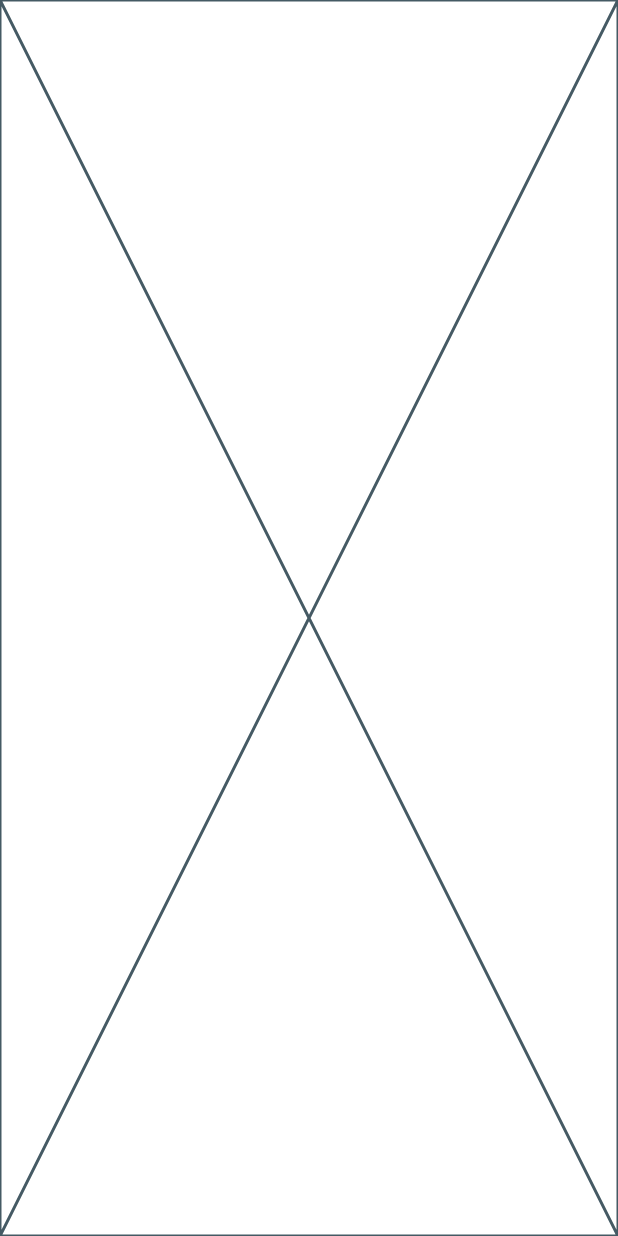
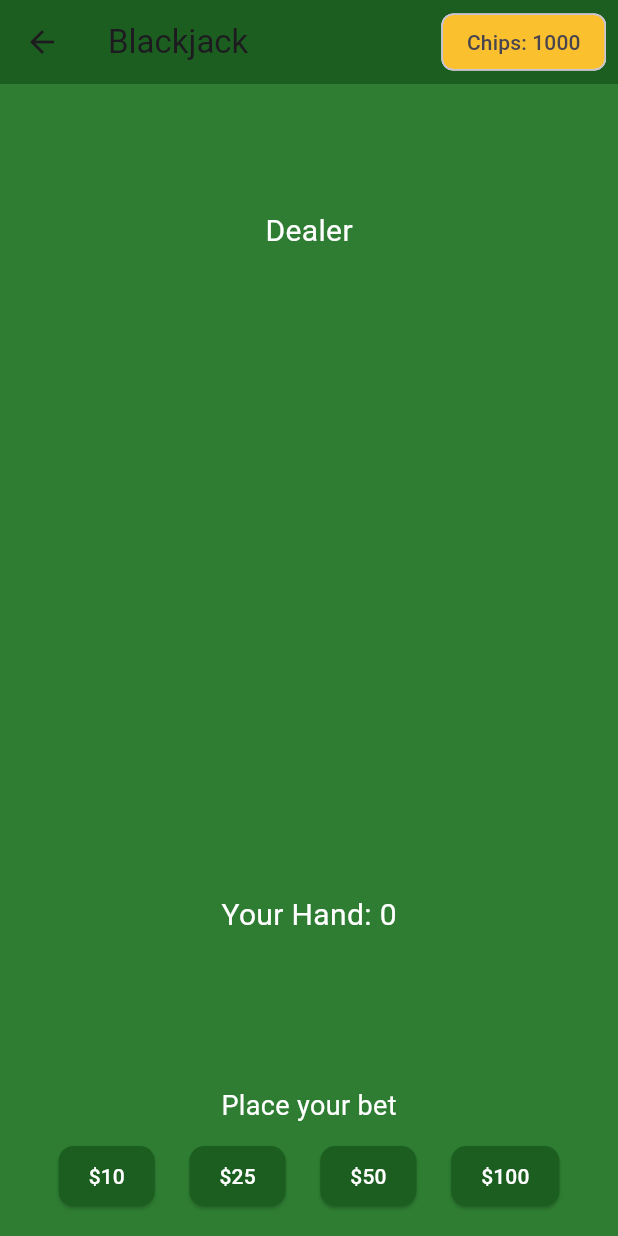
Before and after one commit to DBraja1738/blackjack_with_friends, a Flutter app: the screen it shows after launch, after a tap on "Start", on a phone screen of 412 x 824 dp. Run offline on Flutter 3.47's test engine with Material 3 defaults, Android fonts, the phone set to English and light mode, and no system bars; our stand-ins replace cloud_firestore, firebase_auth, firebase_core; accounts and stored records are empty.

Commit message:
add singleplayer game logic

```diff
--- /dev/null
+++ b/lib/game_models.dart
@@ -0,0 +1,140 @@
+import 'dart:math';
+
+enum Suit {hearts, diamonds, clubs, spades}
+enum Rank {ace, two, three, four, five, six, seven, eight, nine, ten, jack, queen, king}
+
+class PlayingCard{
+  final Suit suit;
+  final Rank rank;
+  bool faceUp;
+
+  PlayingCard({required this.suit, required this.rank, this.faceUp = true});
+
+  int get value{
+    switch(rank){
+      case Rank.ace:
+        return 1; // 1 or 11 handled in logic
+      case Rank.two:
+        return 2;
+      case Rank.three:
+        return 3;
+      case Rank.four:
+        return 4;
+      case Rank.five:
+        return 5;
+      case Rank.six:
+        return 6;
+      case Rank.seven:
+        return 7;
+      case Rank.eight:
+        return 8;
+      case Rank.nine:
+        return 9;
+      case Rank.ten:
+      case Rank.jack:
+      case Rank.queen:
+      case Rank.king:
+        return 10;
+    }
+  }
+  String get imagePath{
+    if(!faceUp) return "assets/images/card_back.png";
+
+    String suitName = suit.toString().split(".").last;
+    String rankName = rank.toString().split(".").last;
+    String rankNameForString="";
+
+    //overkill solution for bad formatting
+    switch(rankName){
+      case "two":
+        rankNameForString="02";
+      case "three":
+        rankNameForString="03";
+      case "four":
+        rankNameForString="04";
+      case "five":
+        rankNameForString="05";
+      case "six":
+        rankNameForString="06";
+      case "seven":
+        rankNameForString="07";
+      case "eight":
+        rankNameForString="08";
+      case "nine":
+        rankNameForString="09";
+      case "ten":
+        rankNameForString="10";
+      case "jack":
+        rankNameForString="J";
+      case "queen":
+        rankNameForString="Q";
+      case "king":
+        rankNameForString="K";
+      case "ace":
+        rankNameForString="A";
+
+    }
+
+    return "assets/images/card_${suitName}_${rankNameForString}.png";
+  }
+}
+
+class Deck{
+  final List<PlayingCard> cards = [];
+  final random = Random();
+
+  Deck(){
+    reset();
+  }
+
+  void reset(){
+    cards.clear();
+    for(var suit in Suit.values){
+      for(var rank in Rank.values){
+        cards.add(PlayingCard(suit: suit, rank: rank));
+      }
+    }
+    cards.shuffle(random);
+  }
+
+  PlayingCard? drawCard(){
+    if(cards.isEmpty) return null;
+    return cards.removeLast();
+  }
+
+}
+
+class Hand{
+  final List<PlayingCard> cards = [];
+
+  void addCard(PlayingCard card){
+    cards.add(card);
+  }
+
+  void clear(){
+    cards.clear();
+  }
+
+  int get value{
+    int sum=0;
+    int aces=0;
+
+    for(var card in cards){
+      if(card.rank==Rank.ace){
+        aces++;
+      }
+      sum = sum+card.value;
+    }
+
+    while(sum > 21 && aces > 0){
+      sum=sum-10;
+      aces--;
+    }
+
+    return sum;
+  }
+
+  bool get isBust => value > 21;
+  bool get isBlackjack => cards.length==2 && value==21;
+
+}
--- /dev/null
+++ b/lib/game_screen.dart
@@ -0,0 +1,392 @@
+import 'package:flutter/material.dart';
+import 'game_models.dart';
+import 'widgets/decorations.dart';
+
+class BlackjackGame extends StatefulWidget {
+  const BlackjackGame({super.key});
+
+  @override
+  State<BlackjackGame> createState() => _BlackjackGameState();
+}
+
+class _BlackjackGameState extends State<BlackjackGame> with TickerProviderStateMixin {
+  late Deck deck;
+  late Hand playerHand;
+  late Hand dealerHand;
+
+  GameState gameState = GameState.betting;
+  int playerChips = 1000;
+  int currentBet = 0;
+
+  // Animation controllers
+  late AnimationController cardAnimationController;
+  late Animation<double> cardAnimation;
+
+  @override
+  void initState() {
+    super.initState();
+    initializeGame();
+    initializeAnimations();
+  }
+
+  void initializeGame() {
+    deck = Deck();
+    playerHand = Hand();
+    dealerHand = Hand();
+  }
+
+  void initializeAnimations() {
+    cardAnimationController = AnimationController(
+      duration: const Duration(milliseconds: 500),
+      vsync: this,
+    );
+
+    cardAnimation = CurvedAnimation(
+      parent: cardAnimationController,
+      curve: Curves.easeInOut,
+    );
+  }
+
+  @override
+  void dispose() {
+    cardAnimationController.dispose();
+    super.dispose();
+  }
+
+  void startNewRound() {
+    setState(() {
+      gameState = GameState.playing;
+      playerHand.clear();
+      dealerHand.clear();
+      deck.reset();
+
+      // Deal initial cards
+      dealInitialCards();
+    });
+  }
+
+  void dealInitialCards() async {
+    // Deal cards with animation
+    for (int i = 0; i < 2; i++) {
+      await dealCardToPlayer();
+      await Future.delayed(const Duration(milliseconds: 300));
+      await dealCardToDealer(i == 0);
+      await Future.delayed(const Duration(milliseconds: 300));
+    }
+
+    // Check for blackjack
+    if (playerHand.isBlackjack) {
+      endRound();
+    }
+  }
+
+  Future<void> dealCardToPlayer() async {
+    final card = deck.drawCard();
+    if (card != null) {
+      setState(() {
+        playerHand.addCard(card);
+      });
+      cardAnimationController.forward(from: 0);
+    }
+  }
+
+  Future<void> dealCardToDealer([bool faceUp = true]) async {
+    final card = deck.drawCard();
+    if (card != null) {
+      card.faceUp = faceUp;
+      setState(() {
+        dealerHand.addCard(card);
+      });
+      cardAnimationController.forward(from: 0);
+    }
+  }
+
+  void hit() async {
+    if (gameState != GameState.playing) return;
+
+    await dealCardToPlayer();
+
+    if (playerHand.isBust) {
+      endRound();
+    }
+  }
+
+  void stand() {
+    if (gameState != GameState.playing) return;
+
+    setState(() {
+      gameState = GameState.dealerTurn;
+    });
+
+    dealerPlay();
+  }
+
+  void dealerPlay() async {
+    // Reveal hidden card
+    setState(() {
+      dealerHand.cards[1].faceUp = true;
+    });
+
+    await Future.delayed(const Duration(milliseconds: 1000));
+
+    // Dealer draws until 17 or bust
+    while (dealerHand.value < 17) {
+      await dealCardToDealer();
+      await Future.delayed(const Duration(milliseconds: 1000));
+    }
+
+    endRound();
+  }
+
+  void endRound() {
+    setState(() {
+      gameState = GameState.roundEnd;
+
+
+      if (playerHand.isBust) {
+        // player busts, loses bet
+      } else if (dealerHand.isBust) {
+        // dealer busts, player wins
+        playerChips += currentBet * 2;
+      } else if (playerHand.isBlackjack && !dealerHand.isBlackjack) {
+        // player blackjack
+        playerChips += (currentBet * 2.5).round();
+      } else if (playerHand.value > dealerHand.value) {
+        // player wins
+        playerChips += currentBet * 2;
+      } else if (playerHand.value == dealerHand.value) {
+        // Push
+        playerChips += currentBet;
+      }
+      // else player loses (bet already deducted)
+    });
+  }
+
+  void placeBet(int amount) {
+    if (amount <= playerChips) {
+      setState(() {
+        currentBet = amount;
+        playerChips -= amount;
+        startNewRound();
+      });
+    }
+  }
+
+  String getResultMessage() {
+    if (playerHand.isBust) return "Bust! You lose.";
+    if (dealerHand.isBust) return "Dealer busts! You win!";
+    if (playerHand.isBlackjack && !dealerHand.isBlackjack) return "Blackjack! You win!";
+    if (playerHand.value > dealerHand.value) return "You win!";
+    if (playerHand.value < dealerHand.value) return "You lose.";
+    return "Push!";
+  }
+
+  @override
+  Widget build(BuildContext context) {
+    return Scaffold(
+      backgroundColor: Colors.green[800],
+      appBar: AppBar(
+        title: const Text('Blackjack'),
+        backgroundColor: Colors.green[900],
+        actions: [
+          Padding(
+            padding: const EdgeInsets.all(8.0),
+            child: Chip(
+              label: Text('Chips: $playerChips'),
+              backgroundColor: Colors.yellow[700],
+            ),
+          ),
+        ],
+      ),
+      body: Column(
+        children: [
+          // Dealer's hand
+          Expanded(
+            child: Column(
+              mainAxisAlignment: MainAxisAlignment.center,
+              children: [
+                const Text(
+                  'Dealer',
+                  style: TextStyle(color: Colors.white, fontSize: 20),
+                ),
+                const SizedBox(height: 10),
+                buildHand(dealerHand),
+                if (gameState == GameState.roundEnd)
+                  Text(
+                    'Value: ${dealerHand.value}',
+                    style: const TextStyle(color: Colors.white),
+                  ),
+              ],
+            ),
+          ),
+
+          if (gameState == GameState.roundEnd)
+            Container(
+              padding: const EdgeInsets.all(20),
+              child: Text(
+                getResultMessage(),
+                style: const TextStyle(
+                  color: Colors.white,
+                  fontSize: 24,
+                  fontWeight: FontWeight.bold,
+                ),
+              ),
+            ),
+
+          //player hand
+          Expanded(
+            child: Column(
+              mainAxisAlignment: MainAxisAlignment.center,
+              children: [
+                buildHand(playerHand),
+                const SizedBox(height: 10),
+                Text(
+                  'Your Hand: ${playerHand.value}',
+                  style: const TextStyle(color: Colors.white, fontSize: 20),
+                ),
+              ],
+            ),
+          ),
+
+          // Action buttons
+          buildActionButtons(),
+        ],
+      ),
+    );
+  }
+
+  Widget buildHand(Hand hand) {
+    return SizedBox(
+      height: 120,
+      child: Stack(
+        children: hand.cards.asMap().entries.map((entry) {
+          final index = entry.key;
+          final card = entry.value;
+
+          return AnimatedBuilder(
+            animation: cardAnimation,
+            builder: (context, child) {
+              return Transform.translate(
+                offset: Offset(index * 30.0 - hand.cards.length * 15.0, 0),
+                child: Transform.scale(
+                  scale: cardAnimation.value,
+                  child: _buildCard(card),
+                ),
+              );
+            },
+          );
+        }).toList(),
+      ),
+    );
+  }
+
+  Widget _buildCard(PlayingCard card) {
+    return Container(
+      width: 80,
+      height: 120,
+      decoration: BoxDecoration(
+        borderRadius: BorderRadius.circular(8),
+        boxShadow: [
+          BoxShadow(
+            color: Colors.black.withOpacity(0.3),
+            blurRadius: 4,
+            offset: const Offset(2, 2),
+          ),
+        ],
+      ),
+      child: ClipRRect(
+        borderRadius: BorderRadius.circular(8),
+        child: Image.asset(
+          card.imagePath,
+          fit: BoxFit.cover,
+          errorBuilder: (context, error, stackTrace) {
+            return Container(
+              color: Colors.white,
+              child: Center(
+                child: Text(
+                  '${card.rank.toString().split('.').last}\n${card.suit.toString().split('.').last}',
+                  textAlign: TextAlign.center,
+                ),
+              ),
+            );
+          },
+        ),
+      ),
+    );
+  }
+
+  Widget buildActionButtons() {
+    if (gameState == GameState.betting) {
+      return buildBettingButtons();
+    } else if (gameState == GameState.playing) {
+      return buildGameButtons();
+    } else if (gameState == GameState.roundEnd) {
+      return buildNewRoundButton();
+    }
+
+    return const SizedBox.shrink();
+  }
+
+  Widget buildBettingButtons() {
+    return Container(
+      padding: const EdgeInsets.all(16),
+      child: Column(
+        children: [
+          const Text(
+            'Place your bet',
+            style: TextStyle(color: Colors.white, fontSize: 18),
+          ),
+          const SizedBox(height: 10),
+          Row(
+            mainAxisAlignment: MainAxisAlignment.spaceEvenly,
+            children: [10, 25, 50, 100].map((amount) {
+              return ElevatedButton(
+                style: AppDecorations.buttonStyle,
+                onPressed: amount <= playerChips ? () => placeBet(amount) : null,
+                child: Text('\$$amount'),
+              );
+            }).toList(),
+          ),
+        ],
+      ),
+    );
+  }
+
+  Widget buildGameButtons() {
+    return Container(
+      padding: const EdgeInsets.all(16),
+      child: Row(
+        mainAxisAlignment: MainAxisAlignment.spaceEvenly,
+        children: [
+          ElevatedButton(
+            style: AppDecorations.buttonStyle,
+            onPressed: hit,
+            child: const Text('HIT'),
+          ),
+          ElevatedButton(
+            style: AppDecorations.buttonStyleRed,
+            onPressed: stand,
+            child: const Text('STAND'),
+          ),
+        ],
+      ),
+    );
+  }
+
+  Widget buildNewRoundButton() {
+    return Container(
+      padding: const EdgeInsets.all(16),
+      child: ElevatedButton(
+        style: AppDecorations.buttonStyle,
+        onPressed: () {
+          setState(() {
+            gameState = GameState.betting;
+          });
+        },
+        child: const Text('NEW ROUND'),
+      ),
+    );
+  }
+}
+
+enum GameState { betting, playing, dealerTurn, roundEnd }
--- a/lib/menu.dart
+++ b/lib/menu.dart
@@ -1,6 +1,7 @@
 import 'dart:io';
 
 import 'package:blackjack_with_friends/accounts.dart';
+import 'package:blackjack_with_friends/game_screen.dart';
 import 'package:flutter/material.dart';
 
 import 'widgets/decorations.dart';
@@ -46,7 +47,7 @@ class MainMenu extends StatelessWidget {
                         child: ElevatedButton(
                             style: AppDecorations.buttonStyle,
                             onPressed: (){
-                              Navigator.push(context, MaterialPageRoute(builder: (context)=>const Placeholder()));
+                              Navigator.push(context, MaterialPageRoute(builder: (context)=>const BlackjackGame()));
                             },
                             child: Text("Start")
                         ),
--- a/pubspec.yaml
+++ b/pubspec.yaml
@@ -55,7 +55,8 @@ dev_dependencies:
 
 # The following section is specific to Flutter packages.
 flutter:
-
+  assets:
+    - assets/images/
   # The following line ensures that the Material Icons font is
   # included with your application, so that you can use the icons in
   # the material Icons class.
```
Also changed, not shown: 1 other file.
